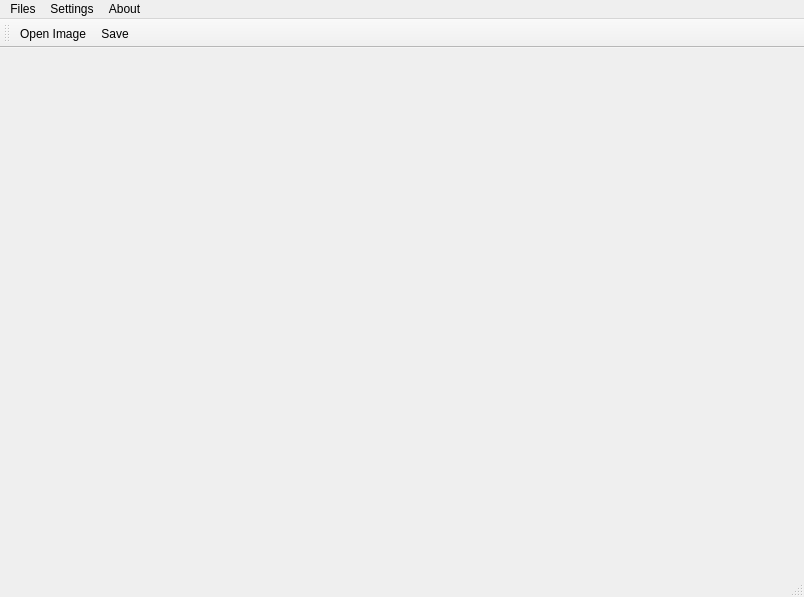
This is QTApplication/mainwindow.ui in arcreane/multimedia-equipe_007 as Qt 5 draws it before an edit. The edited form follows.
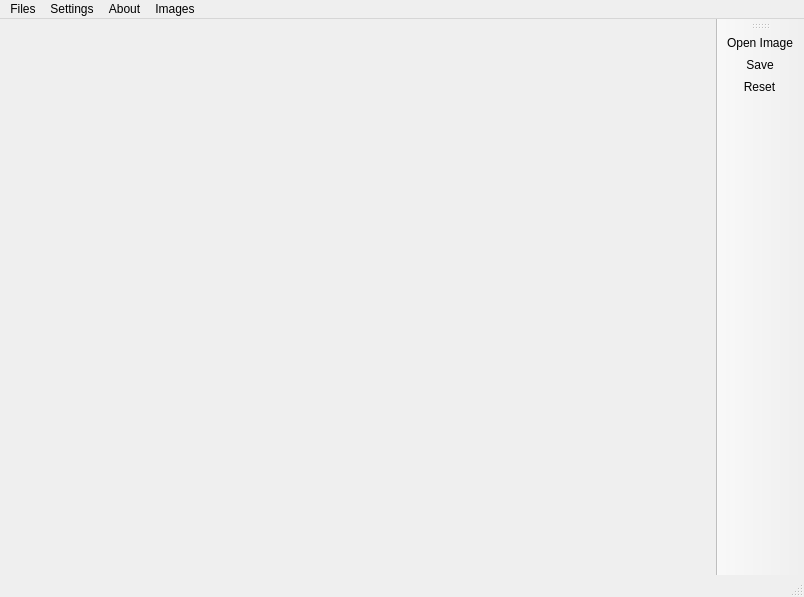
This is the edited form.

Commit message: Début des actionneurs pour l'interface graphique

Diff of the .ui file:
```diff
--- a/QTApplication/mainwindow.ui
+++ b/QTApplication/mainwindow.ui
@@ -20,8 +20,8 @@
    <widget class="QWidget" name="imageWidget" native="true">
     <property name="geometry">
      <rect>
-      <x>20</x>
-      <y>20</y>
+      <x>10</x>
+      <y>10</y>
       <width>441</width>
       <height>471</height>
      </rect>
@@ -57,22 +57,31 @@
     </property>
     <addaction name="actionAbout"/>
    </widget>
+   <widget class="QMenu" name="menuImages">
+    <property name="title">
+     <string>Images</string>
+    </property>
+    <addaction name="actionChangeColor"/>
+    <addaction name="actionReset"/>
+   </widget>
    <addaction name="menuFiles"/>
    <addaction name="menuSettings"/>
    <addaction name="menuAbout"/>
+   <addaction name="menuImages"/>
   </widget>
   <widget class="QToolBar" name="toolBar">
    <property name="windowTitle">
     <string>toolBar</string>
    </property>
    <attribute name="toolBarArea">
-    <enum>TopToolBarArea</enum>
+    <enum>RightToolBarArea</enum>
    </attribute>
    <attribute name="toolBarBreak">
     <bool>false</bool>
    </attribute>
    <addaction name="actionOpen"/>
    <addaction name="actionSave"/>
+   <addaction name="actionReset"/>
   </widget>
   <widget class="QStatusBar" name="statusbar"/>
   <action name="actionOpen">
@@ -95,6 +104,16 @@
     <string>About</string>
    </property>
   </action>
+  <action name="actionChangeColor">
+   <property name="text">
+    <string>To grey</string>
+   </property>
+  </action>
+  <action name="actionReset">
+   <property name="text">
+    <string>Reset</string>
+   </property>
+  </action>
  </widget>
  <resources/>
  <connections>
```
Left out of the diff: 34 changed lines with no effect on the pictures. The commit also changes 6 other files.
